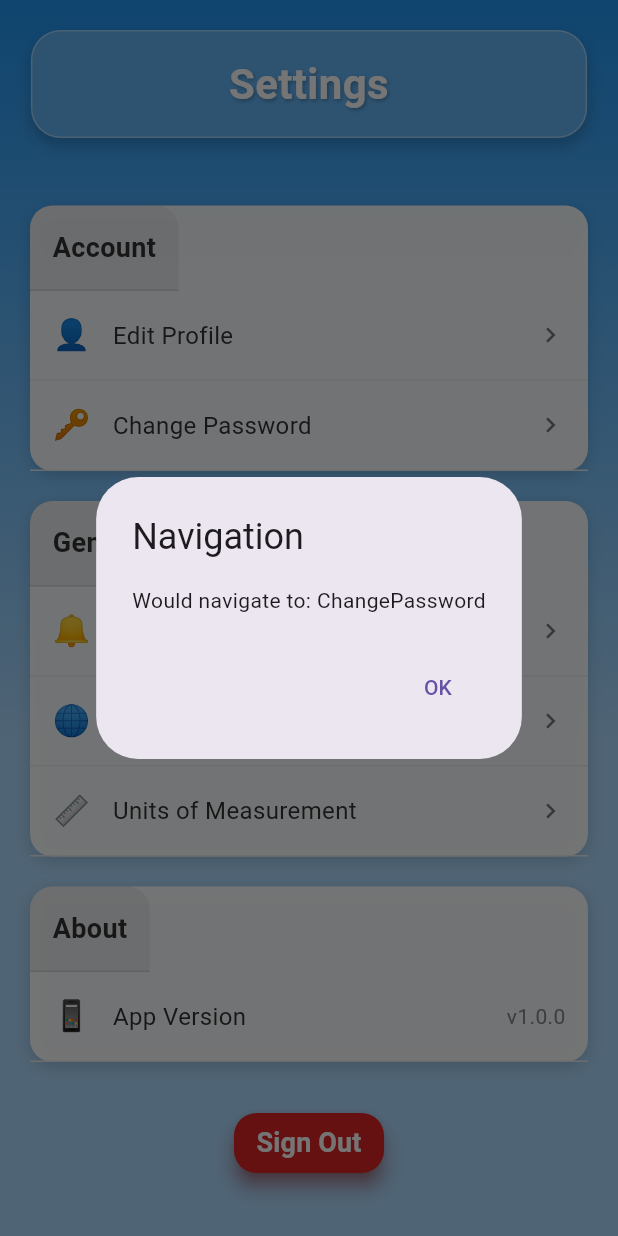
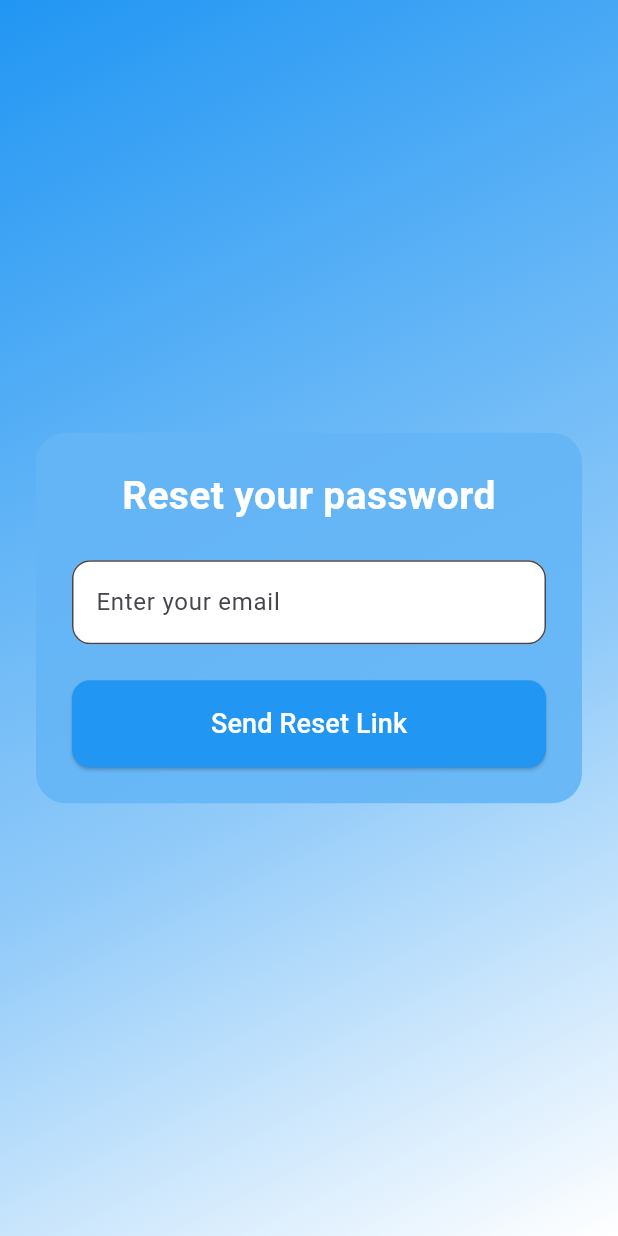
Before and after one commit to pranav14-1/HariVest, a Flutter app: the SettingsScreen screen opened directly, after a tap on "Change Password", on a phone screen of 412 x 824 dp. Run offline on Flutter 3.47's test engine with Material 3 defaults, Android fonts, the phone set to English and light mode, and no system bars; our stand-ins replace firebase_auth, firebase_core, flutter_dotenv, google_generative_ai, image_picker; accounts and stored records are empty.

Commit message:
Add password reset screen and route integration
Introduced ChangePasswordScreen for password reset functionality, added its route to main.dart, and updated settings_screen.dart to navigate to the new screen when 'Change Password' is selected.

```diff
--- a/lib/main.dart
+++ b/lib/main.dart
@@ -2,6 +2,7 @@ import 'package:firebase_core/firebase_core.dart';
 import 'package:flutter/material.dart';
 import 'package:firebase_auth/firebase_auth.dart';
 import 'package:flutter_dotenv/flutter_dotenv.dart';
+import 'package:pws/models/changePassword.dart';
 import 'package:pws/screens/home_page.dart';
 import 'package:pws/screens/signInScreen.dart';
 import 'package:pws/screens/signUpScreen.dart';
@@ -39,6 +40,7 @@ class MyApp extends StatelessWidget {
         ),
         '/dashboard': (context) => const Dashboard(),
         '/navbar': (context) => const Navbar(),
+        '/changePassword' : (context) => const ChangePasswordScreen(),
       },
     );
   }
--- /dev/null
+++ b/lib/models/changePassword.dart
@@ -0,0 +1,170 @@
+import 'package:firebase_auth/firebase_auth.dart';
+import 'package:flutter/material.dart';
+
+class ChangePasswordScreen extends StatefulWidget {
+  const ChangePasswordScreen({Key? key}) : super(key: key);
+
+  @override
+  State<ChangePasswordScreen> createState() => _ChangePasswordScreenState();
+}
+
+class _ChangePasswordScreenState extends State<ChangePasswordScreen> {
+  final _emailController = TextEditingController();
+  bool _isLoading = false;
+
+  void _showAlert(BuildContext context, String title, String message) {
+    showDialog(
+      context: context,
+      builder: (_) => AlertDialog(
+        title: Text(title),
+        content: Text(message),
+        actions: [
+          TextButton(
+            onPressed: () => Navigator.pop(context),
+            child: const Text("OK"),
+          ),
+        ],
+      ),
+    );
+  }
+
+  Future<void> _handleSendReset() async {
+    final email = _emailController.text.trim();
+    if (email.isEmpty || !email.contains('@')) {
+      _showAlert(
+        context,
+        "Invalid Email",
+        "Please enter a valid email address.",
+      );
+      return;
+    }
+    setState(() => _isLoading = true);
+    try {
+      await FirebaseAuth.instance.sendPasswordResetEmail(email: email);
+      _showAlert(
+        context,
+        "Success",
+        "A password reset link has been sent to your email.",
+      );
+    } on FirebaseAuthException catch (e) {
+      String msg = "Failed to send reset email.";
+      if (e.code == 'user-not-found') {
+        msg = "No user found with this email.";
+      } else if (e.code == 'invalid-email') {
+        msg = "The email address is invalid.";
+      }
+      _showAlert(context, "Error", msg);
+    } catch (e) {
+      _showAlert(context, "Error", "Something went wrong. Please try again.");
+    } finally {
+      setState(() => _isLoading = false);
+    }
+  }
+
+  @override
+  void dispose() {
+    _emailController.dispose();
+    super.dispose();
+  }
+
+  @override
+  Widget build(BuildContext context) {
+    return Scaffold(
+      body: Stack(
+        children: [
+          // Gradient background
+          Container(
+            decoration: const BoxDecoration(
+              gradient: LinearGradient(
+                colors: [
+                  Color(0xFF2196F3),
+                  Color(0xFF90CAF9),
+                  Color(0xFFFFFFFF),
+                ],
+                stops: [0, 0.6, 1],
+                begin: Alignment.topLeft,
+                end: Alignment.bottomRight,
+              ),
+            ),
+          ),
+          SafeArea(
+            child: Center(
+              child: SingleChildScrollView(
+                padding: const EdgeInsets.symmetric(
+                  horizontal: 24,
+                  vertical: 40,
+                ),
+                child: Container(
+                  constraints: const BoxConstraints(maxWidth: 400),
+                  padding: const EdgeInsets.all(24),
+                  decoration: BoxDecoration(
+                    color: Colors.blue.shade300.withOpacity(0.9),
+                    borderRadius: BorderRadius.circular(20),
+                  ),
+                  child: Column(
+                    mainAxisSize: MainAxisSize.min,
+                    children: [
+                      const Text(
+                        "Reset your password",
+                        style: TextStyle(
+                          fontSize: 26,
+                          fontWeight: FontWeight.bold,
+                          color: Colors.white,
+                        ),
+                        textAlign: TextAlign.center,
+                      ),
+                      const SizedBox(height: 24),
+                      TextField(
+                        controller: _emailController,
+                        keyboardType: TextInputType.emailAddress,
+                        enabled: !_isLoading,
+                        decoration: InputDecoration(
+                          hintText: 'Enter your email',
+                          filled: true,
+                          fillColor: Colors.white,
+                          border: OutlineInputBorder(
+                            borderRadius: BorderRadius.circular(12),
+                          ),
+                        ),
+                      ),
+                      const SizedBox(height: 24),
+                      SizedBox(
+                        width: double.infinity,
+                        child: ElevatedButton(
+                          style: ElevatedButton.styleFrom(
+                            backgroundColor: Colors.blue,
+                            padding: const EdgeInsets.symmetric(vertical: 16),
+                            shape: RoundedRectangleBorder(
+                              borderRadius: BorderRadius.circular(12),
+                            ),
+                          ),
+                          onPressed: _isLoading ? null : _handleSendReset,
+                          child: _isLoading
+                              ? const SizedBox(
+                                  height: 22,
+                                  width: 22,
+                                  child: CircularProgressIndicator(
+                                    color: Colors.white,
+                                    strokeWidth: 2,
+                                  ),
+                                )
+                              : const Text(
+                                  'Send Reset Link',
+                                  style: TextStyle(
+                                    fontSize: 18,
+                                    color: Colors.white,
+                                  ),
+                                ),
+                        ),
+                      ),
+                    ],
+                  ),
+                ),
+              ),
+            ),
+          ),
+        ],
+      ),
+    );
+  }
+}
--- a/lib/screens/settings_screen.dart
+++ b/lib/screens/settings_screen.dart
@@ -128,7 +128,7 @@ class SettingsScreen extends StatelessWidget {
                             icon: "🔑",
                             iconColor: const Color(0xFFF59E0B),
                             label: "Change Password",
-                            onTap: () => _navigateTo(context, "ChangePassword"),
+                            onTap: () => Navigator.pushNamed(context, "/changePassword"),
                           ),
                         ]),
                         // General Section
```
